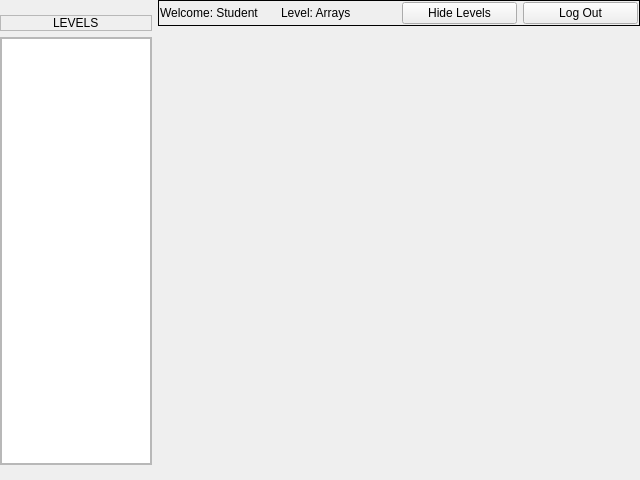
This is Client/studwin.ui in DatabasesWorks/Stacked_EducationalPlatform as Qt 5 draws it before an edit. The edited form follows.
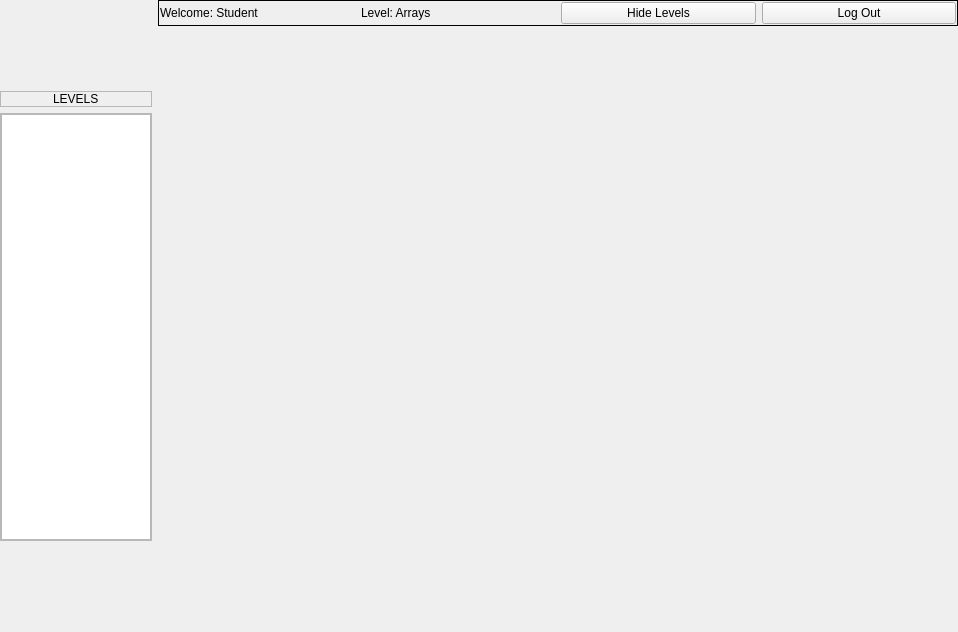
This is the edited form.

Commit message: Fixed window issues

The edit to the form file:
```diff
--- a/Client/studwin.ui
+++ b/Client/studwin.ui
@@ -2,13 +2,14 @@
 <ui version="4.0">
  <class>StudWin</class>
  <widget class="QWidget" name="StudWin">
-  <property name="geometry">
-   <rect>
-    <x>0</x>
-    <y>0</y>
-    <width>640</width>
-    <height>480</height>
-   </rect>
+  <property name="windowModality">
+   <enum>Qt::ApplicationModal</enum>
+  </property>
+  <property name="sizePolicy">
+   <sizepolicy hsizetype="Preferred" vsizetype="Preferred">
+    <horstretch>0</horstretch>
+    <verstretch>0</verstretch>
+   </sizepolicy>
   </property>
   <property name="windowTitle">
    <string>Form</string>
@@ -161,7 +162,7 @@
         <item row="0" column="0">
          <layout class="QGridLayout" name="gridLayout_8">
           <item row="0" column="0">
-           <widget class="QFrame" name="frame">
+           <widget class="QFrame" name="frame_3">
             <property name="sizePolicy">
              <sizepolicy hsizetype="Preferred" vsizetype="Preferred">
               <horstretch>0</horstretch>
@@ -228,15 +229,33 @@
           <item row="1" column="0">
            <widget class="QWidget" name="mainGameWidget" native="true">
             <property name="sizePolicy">
-             <sizepolicy hsizetype="MinimumExpanding" vsizetype="MinimumExpanding">
-              <horstretch>0</horstretch>
-              <verstretch>0</verstretch>
+             <sizepolicy hsizetype="Maximum" vsizetype="Maximum">
+              <horstretch>1</horstretch>
+              <verstretch>1</verstretch>
              </sizepolicy>
             </property>
             <property name="minimumSize">
              <size>
-              <width>150</width>
-              <height>150</height>
+              <width>800</width>
+              <height>600</height>
+             </size>
+            </property>
+            <property name="maximumSize">
+             <size>
+              <width>800</width>
+              <height>600</height>
+             </size>
+            </property>
+            <property name="sizeIncrement">
+             <size>
+              <width>1</width>
+              <height>1</height>
+             </size>
+            </property>
+            <property name="baseSize">
+             <size>
+              <width>800</width>
+              <height>600</height>
              </size>
             </property>
            </widget>
```
The commit also changes 4 other files.
